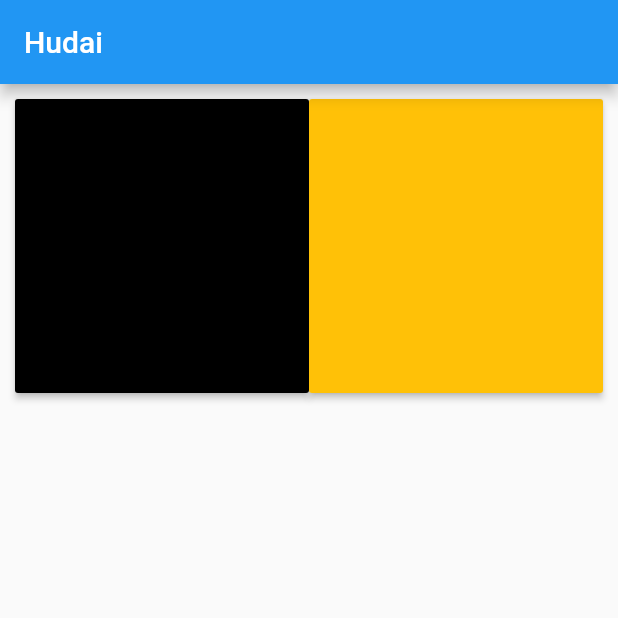
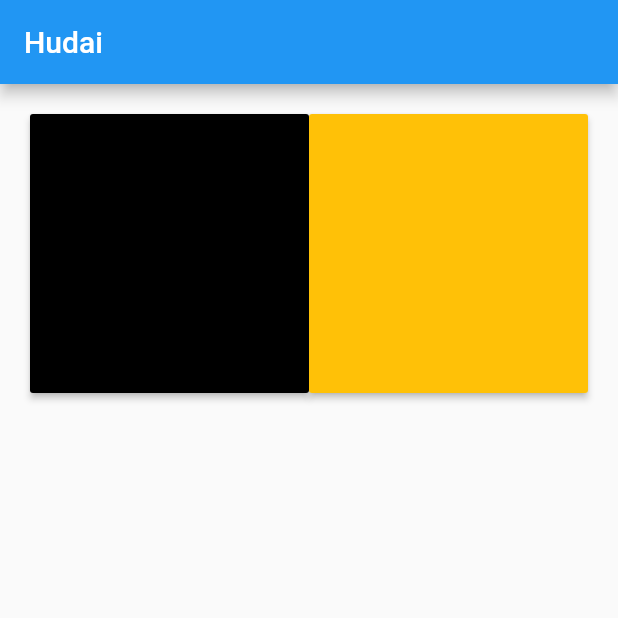
Before and after one commit to mzahin01/hope, a Flutter app: the screen it shows after launch, on a phone screen of 412 x 824 dp, the top half of it. Run offline on Flutter 3.47's test engine with Material 2 defaults, Android fonts, the phone set to English and light mode, and no system bars.

Commit message:
updated margin

```diff
--- a/lib/main.dart
+++ b/lib/main.dart
@@ -18,7 +18,7 @@ class Appli extends StatelessWidget {
         body: Container(
           height: MediaQuery.of(context).size.height / 2,
           width: MediaQuery.of(context).size.width,
-          margin: const EdgeInsets.all(10),
+          margin: const EdgeInsets.all(20),
           child: GridView.builder(
               gridDelegate: const SliverGridDelegateWithFixedCrossAxisCount(
                   crossAxisCount: 2),
```
